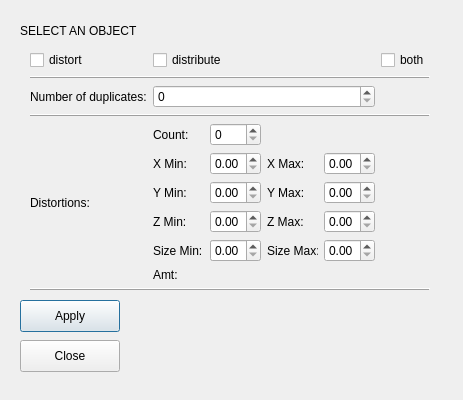
This is PlantGenerator/gui.ui in nMDaas/MayaPlugins as Qt 5 draws it before an edit. The edited form follows.
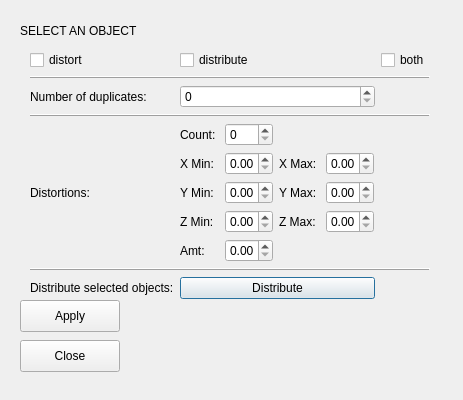
This is the edited form.

Commit message: reverted to older version

Diff of the .ui file:
```diff
--- a/PlantGenerator/gui.ui
+++ b/PlantGenerator/gui.ui
@@ -188,27 +188,6 @@
                         <item row="4" column="0">
                             <widget class="QLabel">
                                 <property name="text">
-                                    <string>Size Min: </string>
-                                </property>
-                            </widget>
-                        </item>
-                        <item row="4" column="1">
-                            <widget class="QDoubleSpinBox" name="size_min_input"/>
-                        </item>
-                        <item row="4" column="2">
-                            <widget class="QLabel">
-                                <property name="text">
-                                    <string>Size Max: </string>
-                                </property>
-                            </widget>
-                        </item>
-                        <item row="4" column="3">
-                            <widget class="QDoubleSpinBox" name="size_max_input"/>
-                        </item>
-
-                        <item row="5" column="0">
-                            <widget class="QLabel">
-                                <property name="text">
                                     <string>Amt: </string>
                                 </property>
                             </widget>
@@ -232,6 +211,30 @@
                     </widget>
                 </item>
 
+                <!--row 6 -->
+                <item row="6" column="0">
+                    <widget class="QLabel" name="label_1">
+                        <property name="text">
+                            <string>Distribute selected objects:</string>
+                        </property>
+                    </widget>
+                </item>
+                <item row="6" column="1">
+                    <widget class="QPushButton" name="distribute_button">
+                    <property name="geometry">
+                        <rect>
+                            <x>20</x>
+                            <y>300</y>
+                            <width>100</width>
+                            <height>32</height>
+                        </rect>
+                    </property>
+                    <property name="text">
+                        <string>Distribute</string>
+                    </property>
+                </widget>
+                </item>
+
                  <!-- row 12 -->
                 <item row="12" column="0">
                     <widget class="QLabel" name="warnings">
```
The commit also changes 2 other files.
